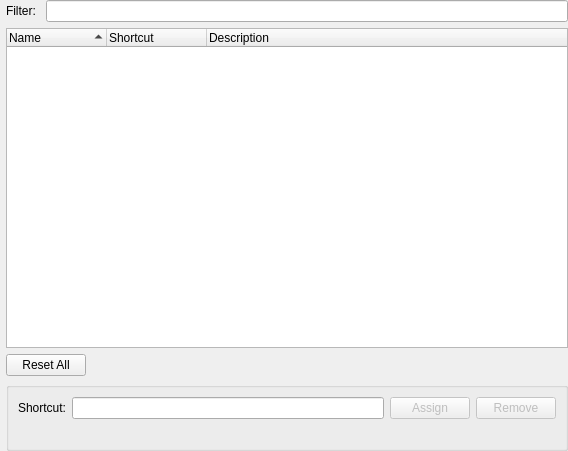
Above: src/Form_Files/PKeyboardShortcutsWidget.ui from Sigil-Ebook/Sigil before the change. Below: the same form after it.
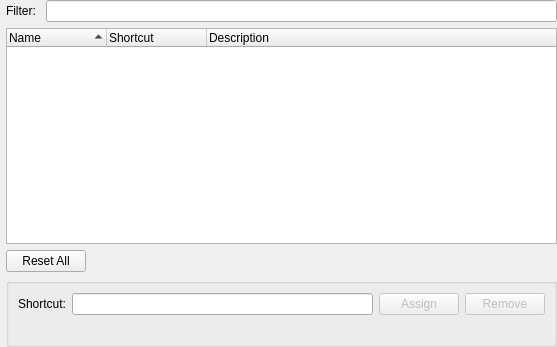
That is the form after the change.

Commit message: tweak all Preference widgets to be under 600x600

Diff of the .ui file:
```diff
--- a/src/Form_Files/PKeyboardShortcutsWidget.ui
+++ b/src/Form_Files/PKeyboardShortcutsWidget.ui
@@ -6,8 +6,8 @@
    <rect>
     <x>0</x>
     <y>0</y>
-    <width>568</width>
-    <height>451</height>
+    <width>557</width>
+    <height>347</height>
    </rect>
   </property>
   <property name="windowTitle">
```
The commit also changes 6 other files.
